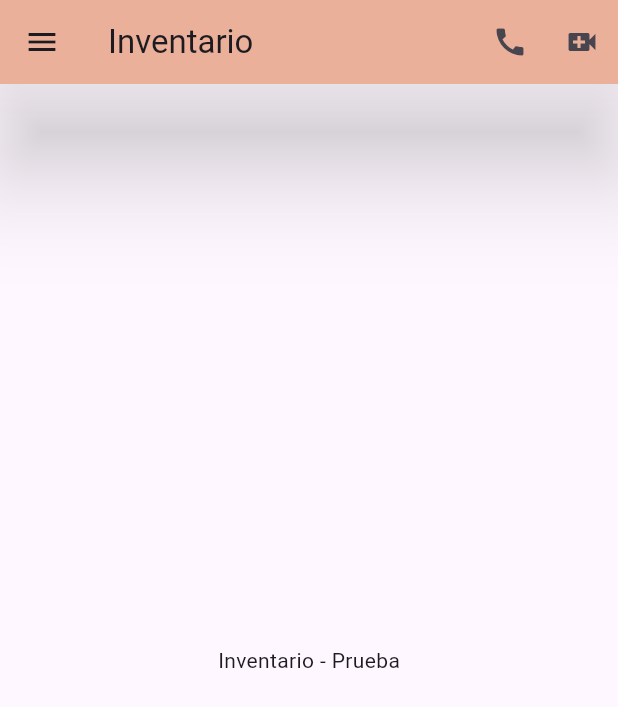
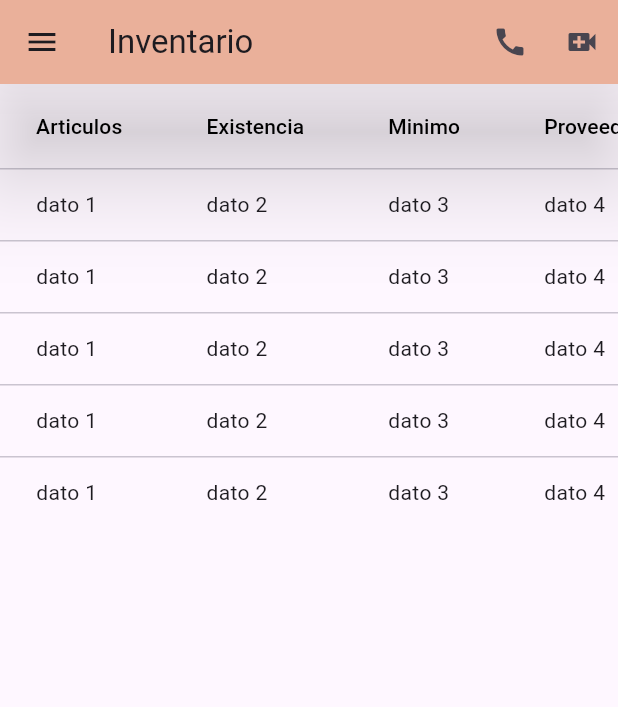
Before and after one commit to vanessa515/MALIBU, a Flutter app: the Inventario screen opened directly, on a phone screen of 412 x 824 dp. Shown: the top 707 px of the screen. Run offline on Flutter 3.47's test engine with Material 3 defaults, Android fonts, the light colour scheme and no system bars; our stand-ins replace file_picker, get, supabase_flutter; accounts and stored records are empty.

Commit message:
Agregar tabla

```diff
--- a/analysis_options.yaml
+++ b/analysis_options.yaml
@@ -23,6 +23,7 @@ linter:
   rules:
     # avoid_print: false  # Uncomment to disable the `avoid_print` rule
     # prefer_single_quotes: true  # Uncomment to enable the `prefer_single_quotes` rule
+    prefer_const_constructors: ignore
 
 # Additional information about this file can be found at
 # https://dart.dev/guides/language/analysis-options
--- a/lib/constants/custom_drawer.dart
+++ b/lib/constants/custom_drawer.dart
@@ -6,63 +6,60 @@ class CustomDrawer extends StatelessWidget {
 
   @override
   Widget build(BuildContext context) {
-    return
-   Drawer(
+    return Drawer(
       backgroundColor: Colors.white,
       width: 304,
       child: SafeArea(
         child: ListView(
           children: [
             DrawerHeader(
-              child:  Icon ( Icons.star ),
+              child: Icon(Icons.star),
             ),
             ListTile(
               leading: Icon(Icons.home),
               title: Text("INICIO"),
               subtitle: Text('HOME'),
-              onTap: (){
+              onTap: () {
                 Get.toNamed('/');
               },
             ),
-             Divider( color: Colors.black),
-              ListTile(
+            Divider(color: Colors.black),
+            ListTile(
               leading: Icon(Icons.app_registration),
               title: Text("Registrar categoria"),
               subtitle: Text(''),
-              onTap: (){
+              onTap: () {
                 Get.toNamed('/registrocat');
-
               },
-
             ),
-            Divider( color: Colors.black),
-              ListTile(
+            Divider(color: Colors.black),
+            ListTile(
               leading: Icon(Icons.add),
               title: Text("Registrar productos"),
               subtitle: Text(''),
-              onTap: (){
+              onTap: () {
                 Get.toNamed('/registroprod');
-
               },
-
             ),
-
-             Divider( color: Colors.black),
-              ListTile(
+            Divider(color: Colors.black),
+            ListTile(
               leading: Icon(Icons.add),
               title: Text("Registrar toppings"),
               subtitle: Text(''),
-              onTap: (){
+              onTap: () {
                 Get.toNamed('/registrartopp');
-
               },
-
             ),
-
-
+            Divider(color: Colors.black),
+            ListTile(
+              leading: Icon(Icons.inventory_2_sharp),
+              title: Text("Inventario"),
+              subtitle: Text('Lista de productos'),
+              onTap: () {
+                Get.toNamed('/inventario');
+              },
+            ),
           ],
-
-
         ),
       ),
     );
--- a/lib/main.dart
+++ b/lib/main.dart
@@ -1,4 +1,5 @@
 import 'package:flutter/material.dart';
+import 'package:malibu/screen/inventario.dart';
 import 'package:malibu/screen/registrar_cat.dart';
 import 'package:malibu/screen/registrar_topp.dart';
 import 'package:malibu/screen/home.dart';
@@ -31,6 +32,7 @@ class MyApp extends StatelessWidget {
         GetPage(name: '/registrocat', page: () => RegistroCategoria()),
         GetPage(name: '/registroprod', page: () => RegistroProducto()),
         GetPage(name: '/registrartopp', page: () => RegistroTopping()),
+        GetPage(name: '/inventario', page: () => Inventario()),
       ],
       initialRoute: '/',
       theme: ThemeData(
--- a/lib/screen/inventario.dart
+++ b/lib/screen/inventario.dart
@@ -1,21 +1,108 @@
 import 'package:flutter/material.dart';
+import 'package:get/get.dart';
 import 'package:malibu/constants/custom_appbar.dart';
 import 'package:malibu/constants/custom_drawer.dart';
 
-class Inventario extends StatelessWidget {
-  const Inventario({super.key});
+class Inventario extends StatefulWidget {
+  Inventario({super.key});
+
+  @override
+  State<Inventario> createState() => _InventarioState();
+}
+
+class _InventarioState extends State<Inventario> {
+  // Variables de diseño (colores)
+
+  /* el color aqui en ARGB(alpha, red, green, blue)  */
+  Color color_1 = Color.fromARGB(255, 255, 192, 152);
+
+  // Imágenes y rutas
+/*final String bg_img = '../assets/img/bg.jpg';
+  final String bg_img2 = '../assets/img/bg_registrer.jpg'; */
 
   @override
   Widget build(BuildContext context) {
-    return const Scaffold(
+    return Scaffold(
+      // Encabezado
       appBar: CustomAppbar(
         titulo: 'Inventario',
-        /* el color aqui en ARGB(alpha, red, green, blue)  */
-        colorsito: Color.fromARGB(255, 255, 192, 152),
+        colorsito: color_1,
       ),
+
+      // Menú lateral
       drawer: CustomDrawer(),
-      body: Center(
-        child: Text('Inventario - Prueba'),
+
+      body: Column(
+        children: [
+          // Tabla de datos
+          Expanded(
+            child: SingleChildScrollView(
+              child: Center(
+                child: SingleChildScrollView(
+                  scrollDirection: Axis.horizontal,
+                  child: DataTable(
+                    // Encabezados de la tabla
+                    columns: <DataColumn>[
+                      //Columna 1
+                      DataColumn(
+                        label: Text(
+                          'Articulos',
+                          style: TextStyle(color: Colors.black),
+                        ),
+                      ),
+
+                      //Columna 2
+                      DataColumn(
+                        label: Text(
+                          'Existencia',
+                          style: TextStyle(color: Colors.black),
+                        ),
+                      ),
+
+                      //Columna 3
+                      DataColumn(
+                        label: Text(
+                          'Minimo',
+                          style: TextStyle(color: Colors.black),
+                        ),
+                      ),
+
+                      //Columna 4
+                      DataColumn(
+                        label: Text(
+                          'Proveedor',
+                          style: TextStyle(color: Colors.black),
+                        ),
+                      ),
+
+                      //Columna 5
+                      DataColumn(
+                        label: Text(
+                          'Ordenar',
+                          style: TextStyle(color: Colors.black),
+                        ),
+                      ),
+                    ],
+
+                    // Filas vacías
+                    rows: List<DataRow>.generate(
+                      5, // Cambia el número para más o menos filas
+                      (index) => DataRow(
+                        cells: const [
+                          DataCell(Text('dato 1')),
+                          DataCell(Text('dato 2')),
+                          DataCell(Text('dato 3')),
+                          DataCell(Text('dato 4')),
+                          DataCell(Text('dato 5')),
+                        ],
+                      ),
+                    ),
+                  ),
+                ),
+              ),
+            ),
+          ),
+        ],
       ),
     );
   }
```
Also changed, not shown: lib/constants/custom_appbar.dart (+14 -17 lines).
